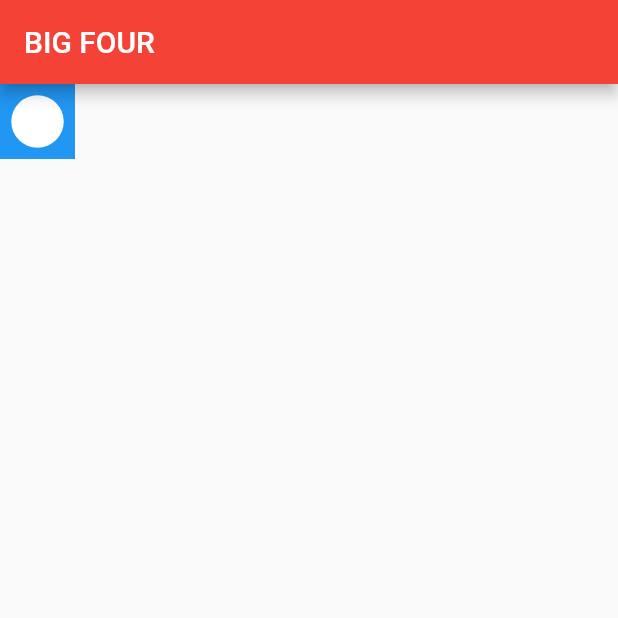
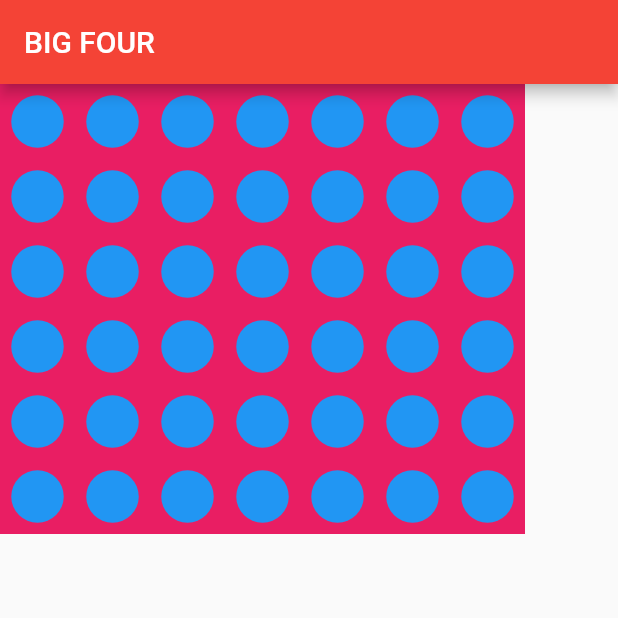
Before and after one commit to arcreane/the-big-4, a Flutter app: the screen it shows after launch, on a phone screen of 412 x 824 dp, the top half of it. Run offline on Flutter 3.47's test engine with Material 2 defaults, Android fonts, the phone set to English and light mode, and no system bars.

Commit message:
board UI
creation of the board divided on many class to make all the things clear,
one class for the cell
one class for the "piece"
one class for the columns who call the cell class
one class for the board who call the columns class
and one class for the gamebody who call the board

```diff
--- /dev/null
+++ b/lib/screens/game_screen/widgets/board.dart
@@ -0,0 +1,22 @@
+import 'package:flutter/material.dart';
+import 'board_column.dart';
+
+class Board extends StatelessWidget {
+  const Board({Key? key}) : super(key: key);
+
+  @override
+  Widget build(BuildContext context) {
+    //Call the class board column and "fusion" all the board column with a Row object to make the full board
+    return Row(
+      children: [
+        BoardColumn(),
+        BoardColumn(),
+        BoardColumn(),
+        BoardColumn(),
+        BoardColumn(),
+        BoardColumn(),
+        BoardColumn(),
+      ],
+    );
+  }
+}
--- /dev/null
+++ b/lib/screens/game_screen/widgets/board_column.dart
@@ -0,0 +1,21 @@
+import 'package:flutter/material.dart';
+import 'cell.dart';
+
+class BoardColumn extends StatelessWidget {
+  const BoardColumn({Key? key}) : super(key: key);
+
+  @override
+  Widget build(BuildContext context) {
+    // we call the widget cell 6 times and "fusion" it to a Column to make a column with 6 cell
+    return Column(
+      children: [
+        Cell(),
+        Cell(),
+        Cell(),
+        Cell(),
+        Cell(),
+        Cell(),
+      ],
+    );
+  }
+}
--- /dev/null
+++ b/lib/screens/game_screen/widgets/cell.dart
@@ -0,0 +1,27 @@
+import 'package:flutter/material.dart';
+import 'coin.dart';
+
+class Cell extends StatelessWidget {
+  const Cell({Key? key}) : super(key: key);
+//Creation of the class who make the cells UI
+  @override
+  Widget build(BuildContext context) {
+    return Stack(
+      children: [
+        Container(
+          height: 50,
+          width: 50,
+          color: Colors.pink,
+        ), //Ui of the board cells by cells, need to repat with board column classes to make a full board
+        Positioned.fill(
+            child: Align(
+          alignment: Alignment.center,
+          child: Coin(
+            coinColor: Colors
+                .blue, // call the class coin to fill the cell with a color of our choice, here it will be the color of a player.
+          ),
+        )),
+      ],
+    );
+  }
+}
--- /dev/null
+++ b/lib/screens/game_screen/widgets/coin.dart
@@ -0,0 +1,17 @@
+import 'package:flutter/material.dart';
+
+class Coin extends StatelessWidget {
+  final Color coinColor;
+
+  const Coin({Key? key, required this.coinColor}) : super(key: key);
+
+  @override
+  Widget build(BuildContext context) {
+    return Container(
+      height: 35,
+      width: 35,
+      decoration: BoxDecoration(
+          borderRadius: BorderRadius.circular(32), color: coinColor),
+    );
+  }
+}
--- a/lib/screens/game_screen/widgets/game_body.dart
+++ b/lib/screens/game_screen/widgets/game_body.dart
@@ -1,28 +1,11 @@
 import 'package:flutter/material.dart';
+import 'board.dart';
 
 class GameBody extends StatelessWidget {
   const GameBody({Key? key}) : super(key: key);
 
-  @override // Ui of the simple case
+  @override // we call the widget cell 6 times and fusion it to a Column to make a column with 6 cell
   Widget build(BuildContext context) {
-    return Stack(
-      children: [
-        Container(
-          height: 50,
-          width: 50,
-          color: Colors.blue,
-        ),
-        Positioned.fill(
-            child: Align(
-          alignment: Alignment.center,
-          child: Container(
-            height: 35,
-            width: 35,
-            decoration: BoxDecoration(
-                borderRadius: BorderRadius.circular(32), color: Colors.white),
-          ),
-        ))
-      ],
-    );
+    return Board();
   }
 }
```
